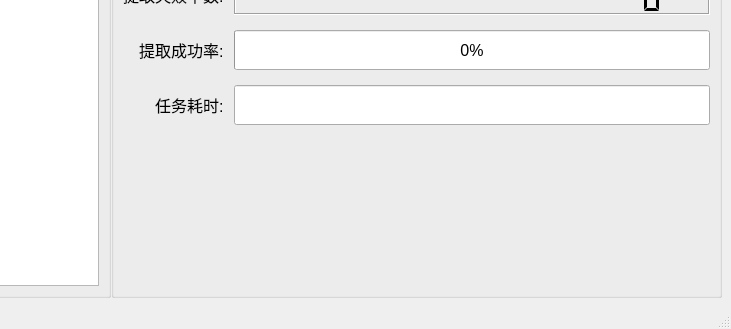
First picture: the form in mainwindow.ui, repository HoMiGT/LaserLineExtractionFrontend, before the edit; both pictures show x 510 to 1241 and y 405 to 734 of the 1241 by 734 pixel window.
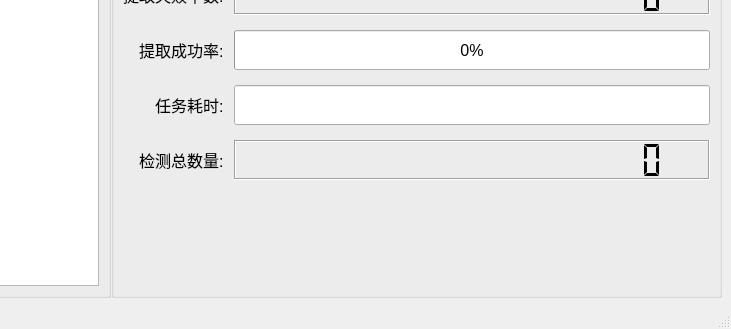
Second picture: the form after the edit. Icons and pictures are not drawn.

Commit message: add check notice

```diff
--- a/mainwindow.ui
+++ b/mainwindow.ui
@@ -432,6 +432,44 @@
              </property>
             </widget>
            </item>
+           <item row="8" column="0">
+            <widget class="QLabel" name="label_6">
+             <property name="text">
+              <string>检测总数量:</string>
+             </property>
+            </widget>
+           </item>
+           <item row="8" column="1">
+            <widget class="QLCDNumber" name="lcdNumber_checkSumCount">
+             <property name="minimumSize">
+              <size>
+               <width>0</width>
+               <height>40</height>
+              </size>
+             </property>
+             <property name="maximumSize">
+              <size>
+               <width>16777215</width>
+               <height>40</height>
+              </size>
+             </property>
+             <property name="font">
+              <font>
+               <pointsize>12</pointsize>
+               <bold>true</bold>
+              </font>
+             </property>
+             <property name="frameShadow">
+              <enum>QFrame::Sunken</enum>
+             </property>
+             <property name="digitCount">
+              <number>20</number>
+             </property>
+             <property name="segmentStyle">
+              <enum>QLCDNumber::Flat</enum>
+             </property>
+            </widget>
+           </item>
           </layout>
          </item>
         </layout>
```
Left out of the diff: 4 changed lines with no effect on the pictures. The commit also changes 10 other files.
